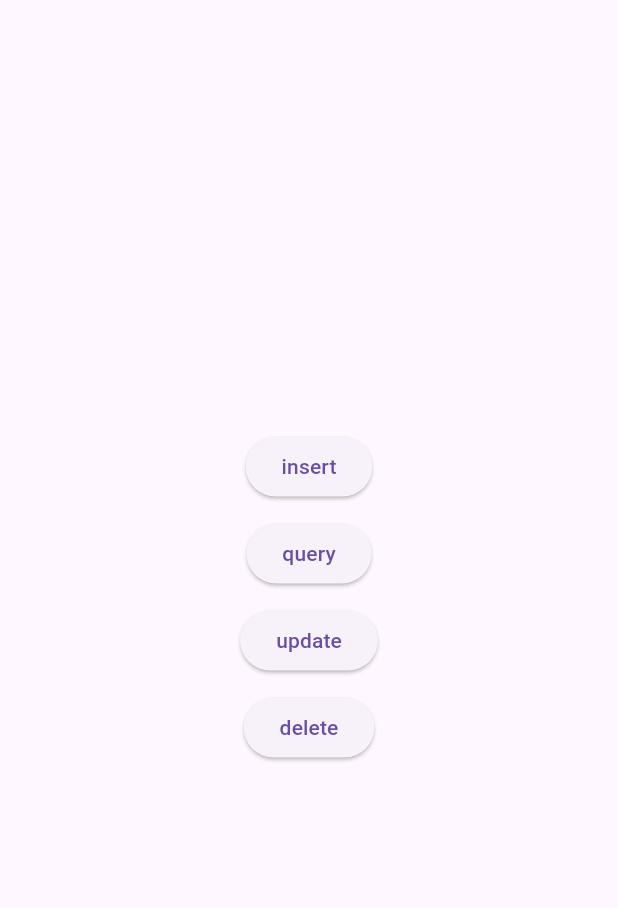
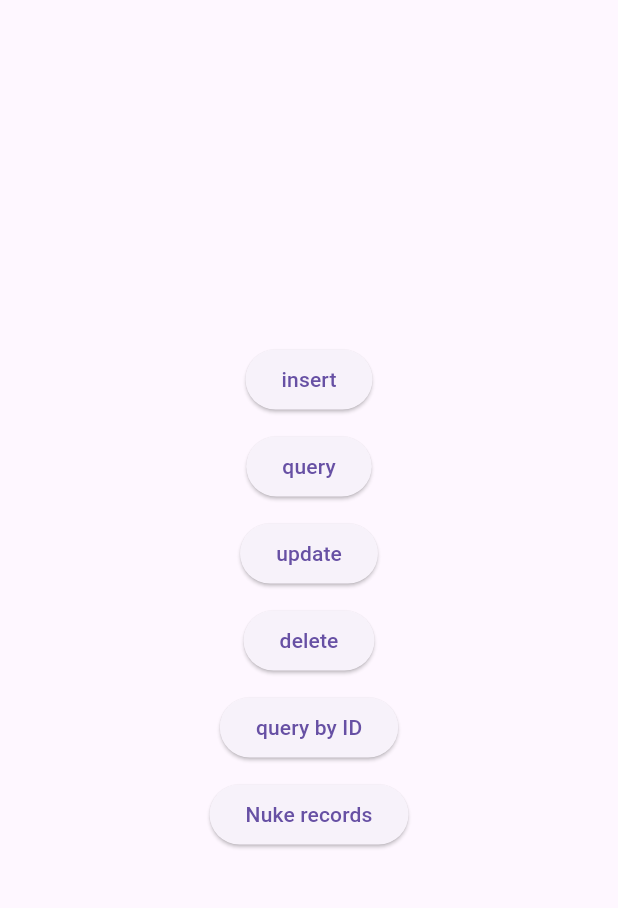
Before and after one commit to Palpeleno/CSC4360, a Flutter app: the screen it shows after launch, on a phone screen of 412 x 824 dp, the part 63-971 px from its top. Run offline on Flutter 3.47's test engine with Material 3 defaults, Android fonts, the phone set to English and light mode, and no system bars; missing offline and left inert: dart:html.

Commit message:
update main dart and pubspec for dependencies

```diff
--- a/InclassActivety/activiety008/database_practice/lib/main.dart
+++ b/InclassActivety/activiety008/database_practice/lib/main.dart
@@ -57,6 +57,16 @@ class MyHomePage extends StatelessWidget {
               onPressed: _delete,
               child: const Text('delete'),
             ),
+            const SizedBox(height: 10),
+            ElevatedButton(
+              onPressed: _search,
+              child: const Text('query by ID'),
+            ),
+            const SizedBox(height: 10),
+            ElevatedButton(
+              onPressed: _nukeRecords,
+              child: const Text('Nuke records'),
+            ),
           ],
         ),
       ),
@@ -99,4 +109,16 @@ class MyHomePage extends StatelessWidget {
     final rowsDeleted = await dbHelper.delete(id);
     debugPrint('deleted $rowsDeleted row(s): row$id');
   }
+
+// Query by ID
+// Create a function that will allow you to search for a specific
+// record in the database using its ID number.
+  void _search() {
+
+  }
+
+//Delete all Records
+// Create a function that will enable you to remove all records from the database
+  void _nukeRecords() {
+  }
 }
```
Also changed, not shown: InclassActivety/activiety008/database_practice/pubspec.yaml (+3 -4 lines).
